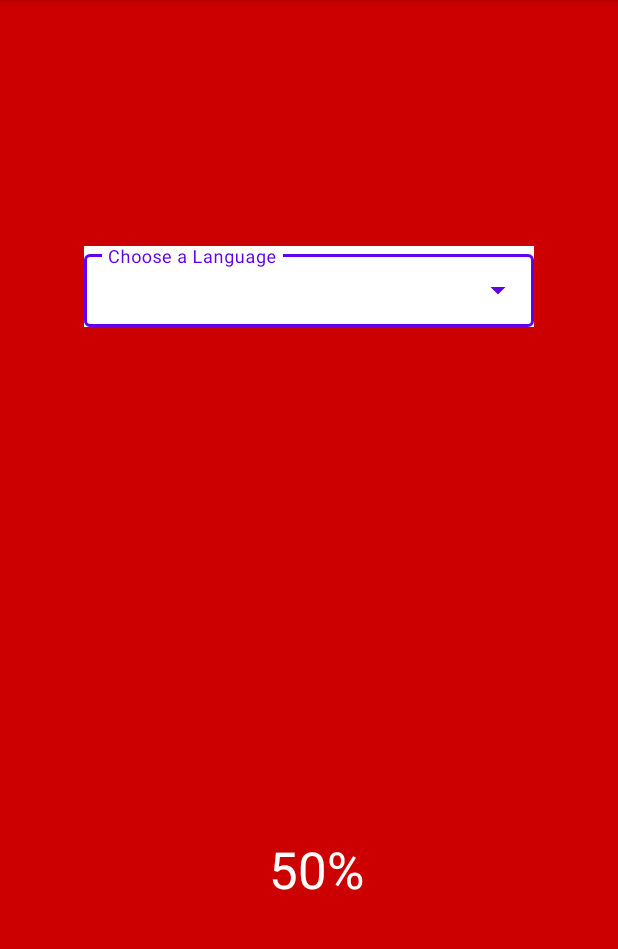
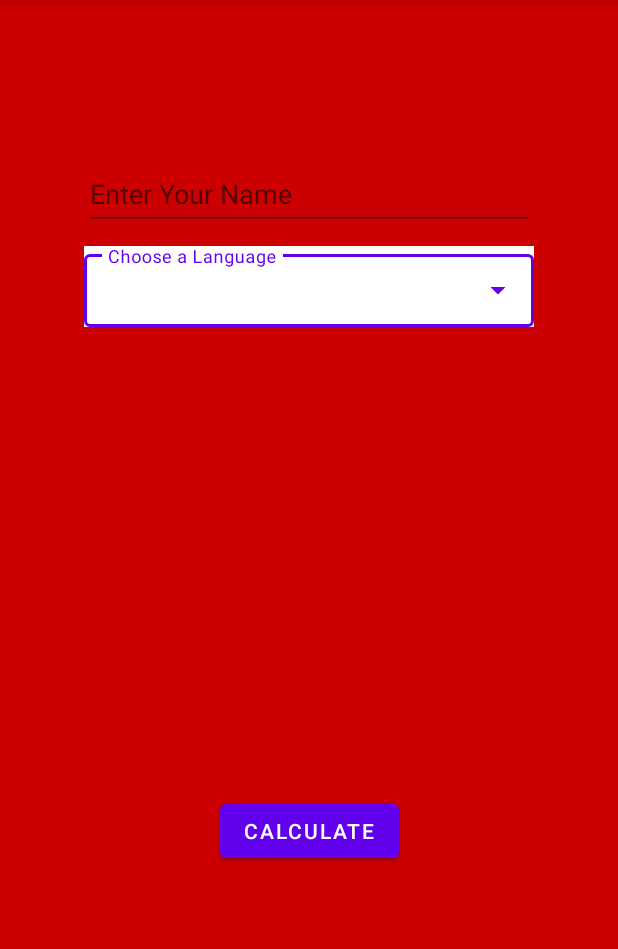
Before and after one commit to TouficAlRifaii/CSC498G_assignment2, an Android app: the screen it shows after launch (MainActivity), on a phone screen of 412 x 824 dp, the part 84-1033 px from its top. Run offline under Robolectric (Android 15) with nearby library versions, the phone set to English and light mode, and no system bars.

Commit message:
adding the button and its function

```diff
--- a/app/src/main/java/com/lau/geeklove/MainActivity.java
+++ b/app/src/main/java/com/lau/geeklove/MainActivity.java
@@ -1,22 +1,30 @@
 package com.lau.geeklove;
-
-import static android.os.SystemClock.sleep;
 
 import androidx.appcompat.app.AppCompatActivity;
 
 import android.os.Bundle;
+import android.provider.Settings;
 import android.view.View;
 import android.widget.AdapterView;
 import android.widget.ArrayAdapter;
 import android.widget.AutoCompleteTextView;
+import android.widget.Button;
+import android.widget.EditText;
 import android.widget.ImageView;
+import android.widget.TextView;
 import android.widget.Toast;
+
+import java.util.Random;
 
 public class MainActivity extends AppCompatActivity {
     String[] languages = {"Java", "Python", "Swift", "Ruby", "C#", "Kotlin"};
     AutoCompleteTextView autoCompleteTxt;
     ArrayAdapter<String> adapterItem;
     ImageView imageView;
+    EditText nameInput;
+    Button button;
+    String itemName;
+    TextView txtView;
 
 
     @Override
@@ -29,6 +37,9 @@ public class MainActivity extends AppCompatActivity {
         adapterItem = new ArrayAdapter<String>(this, R.layout.list_item, languages);
         autoCompleteTxt.setAdapter(adapterItem);
         imageView = findViewById(R.id.imageView);
+        nameInput = (EditText) findViewById(R.id.nameInput);
+        button = findViewById(R.id.button);
+        txtView = findViewById(R.id.textView);
 
         autoCompleteTxt.setOnItemClickListener(new AdapterView.OnItemClickListener() {
             @Override
@@ -54,10 +65,19 @@ public class MainActivity extends AppCompatActivity {
                         imageView.setImageResource(R.drawable.kotlin);
                         break;
                 }
-                imageView.setVisibility(ImageView.VISIBLE);
+                itemName = item;
                 Toast.makeText(getApplicationContext(), "Item: " + item, Toast.LENGTH_LONG).show();
+
             }
         });
 
     }
+    public void calculator(View v){
+        String name = nameInput.getText().toString();
+        Random rand = new Random();
+        int random = rand.nextInt(101);
+        txtView.setText("The relationship between " + name + " and " + itemName  + " contain " + random + "% love!" );
+        imageView.setVisibility(ImageView.VISIBLE);
+
+    }
 }
--- a/app/src/main/res/layout/activity_main.xml
+++ b/app/src/main/res/layout/activity_main.xml
@@ -15,6 +15,7 @@
         android:layout_height="wrap_content"
         android:background="@color/white"
         android:hint="@string/select"
+        android:textColorHint="@color/black"
         app:layout_constraintBottom_toBottomOf="parent"
         app:layout_constraintEnd_toEndOf="parent"
         app:layout_constraintStart_toStartOf="parent"
@@ -46,15 +47,47 @@
         android:layout_width="wrap_content"
         android:layout_height="wrap_content"
         android:layout_marginEnd="16dp"
-        android:text="50%"
+        android:padding="14dp"
+        android:paddingStart="14dp"
+        android:paddingLeft="14dp"
+        android:paddingTop="14dp"
+        android:paddingEnd="14dp"
+        android:paddingRight="14dp"
+        android:paddingBottom="14dp"
         android:textColor="@color/white"
-        android:textSize="34sp"
+        android:textSize="20sp"
         app:layout_constraintBottom_toBottomOf="parent"
         app:layout_constraintEnd_toEndOf="parent"
-        app:layout_constraintHorizontal_bias="0.539"
         app:layout_constraintStart_toStartOf="parent"
         app:layout_constraintTop_toTopOf="parent"
-        app:layout_constraintVertical_bias="0.77" />
+        app:layout_constraintVertical_bias="0.92" />
+
+    <EditText
+        android:id="@+id/nameInput"
+        android:layout_width="300dp"
+        android:layout_height="wrap_content"
+        android:ems="10"
+        android:hint="Enter Your Name"
+        android:inputType="textPersonName"
+        android:minHeight="48dp"
+        app:layout_constraintBottom_toTopOf="@+id/textInputLayout2"
+        app:layout_constraintEnd_toEndOf="parent"
+        app:layout_constraintStart_toStartOf="parent"
+        app:layout_constraintTop_toTopOf="parent"
+        app:layout_constraintVertical_bias="0.90999997" />
+
+    <Button
+        android:id="@+id/button"
+        android:layout_width="wrap_content"
+        android:layout_height="wrap_content"
+        android:layout_marginBottom="53dp"
+        android:onClick="calculator"
+        android:text="Calculate"
+        app:layout_constraintBottom_toBottomOf="parent"
+        app:layout_constraintEnd_toEndOf="parent"
+        app:layout_constraintStart_toStartOf="parent"
+        app:layout_constraintTop_toTopOf="parent"
+        app:layout_constraintVertical_bias="0.795" />
 
 
 </androidx.constraintlayout.widget.ConstraintLayout>
```
